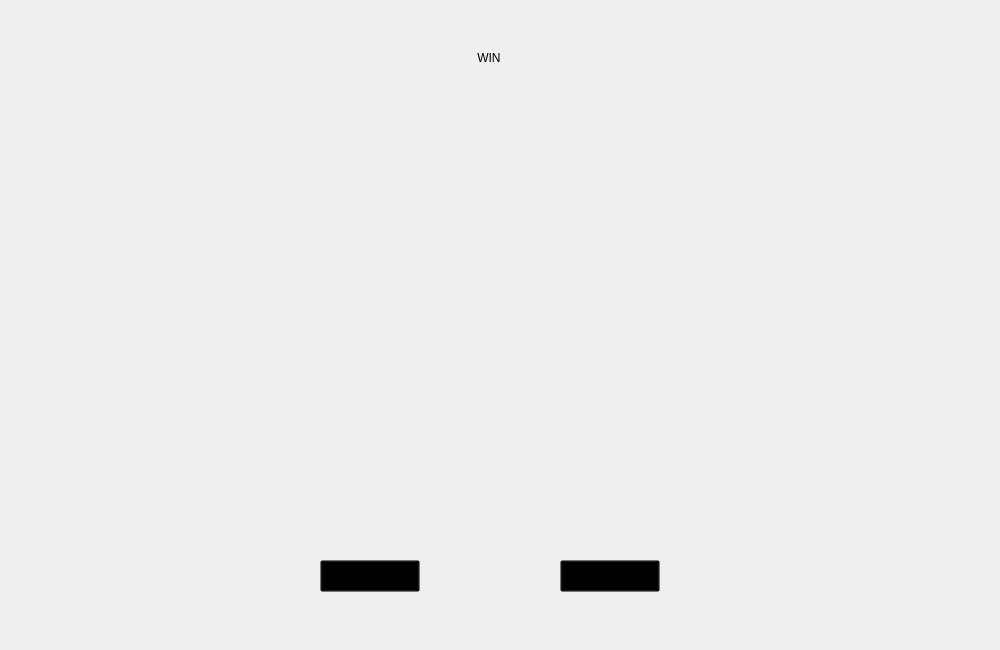
First picture: the form in w.ui, repository jasonpliszak/BlackJackGame_EC327, before the edit.
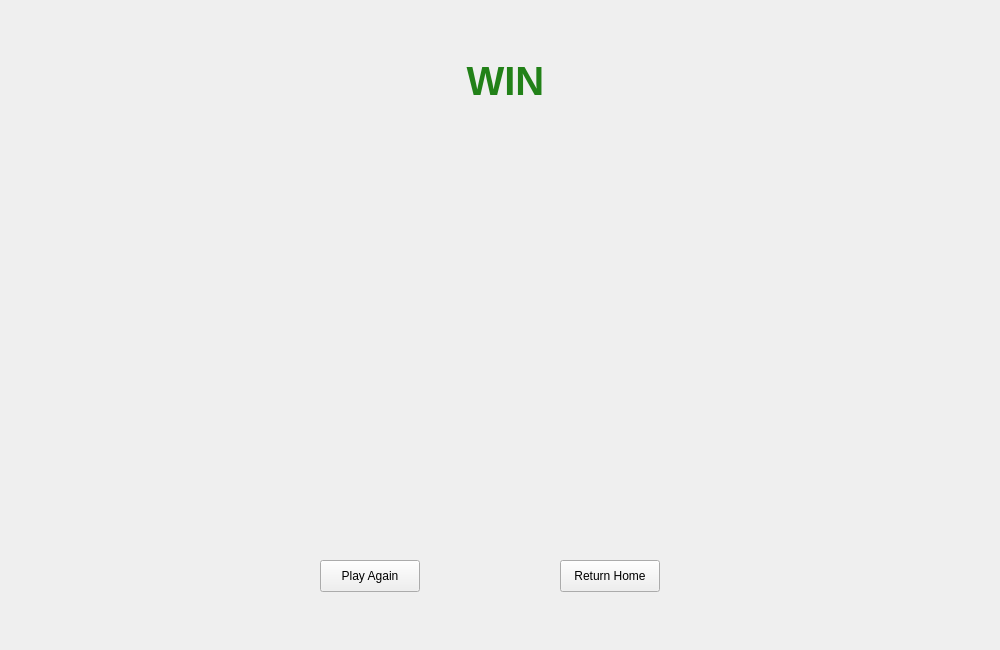
Second picture: the form after the edit.

Patch:
```diff
--- a/w.ui
+++ b/w.ui
@@ -18,10 +18,13 @@
     <rect>
      <x>0</x>
      <y>0</y>
-     <width>991</width>
-     <height>641</height>
+     <width>1000</width>
+     <height>650</height>
     </rect>
    </property>
+   <property name="autoFillBackground">
+    <bool>true</bool>
+   </property>
    <property name="text">
     <string/>
    </property>
@@ -36,7 +39,7 @@
     </rect>
    </property>
    <property name="styleSheet">
-    <string notr="true">background-color: transparent; 
+    <string notr="true">color: rgb(0, 0, 0);
 </string>
    </property>
    <property name="text">
@@ -53,7 +56,7 @@
     </rect>
    </property>
    <property name="styleSheet">
-    <string notr="true">background-color: transparent;</string>
+    <string notr="true">color: rgb(0, 0, 0);</string>
    </property>
    <property name="text">
     <string>Return Home</string>
@@ -64,10 +67,19 @@
     <rect>
      <x>460</x>
      <y>50</y>
-     <width>58</width>
-     <height>16</height>
+     <width>91</width>
+     <height>61</height>
     </rect>
    </property>
+   <property name="font">
+    <font>
+     <pointsize>30</pointsize>
+     <bold>true</bold>
+    </font>
+   </property>
+   <property name="styleSheet">
+    <string notr="true">color: rgb(34, 129, 24);</string>
+   </property>
    <property name="text">
     <string>WIN</string>
    </property>
```
Left out of the diff: 3 changed lines with no effect on the pictures.
